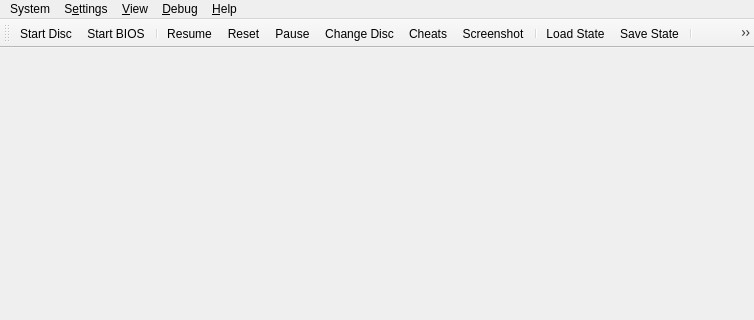
Above: src/duckstation-qt/mainwindow.ui from kofxi3584karlayang/duckstation before the change; both pictures show x 0 to 754 and y 0 to 320 of the 754 by 600 pixel window. Below: the same form after it.
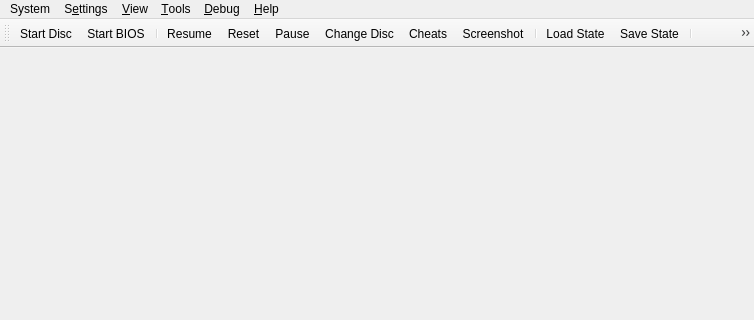
That is the form after the change. Icons and pictures are not drawn.

The edit to the form file:
```diff
--- a/src/duckstation-qt/mainwindow.ui
+++ b/src/duckstation-qt/mainwindow.ui
@@ -30,7 +30,7 @@
      <x>0</x>
      <y>0</y>
      <width>754</width>
-     <height>30</height>
+     <height>21</height>
     </rect>
    </property>
    <widget class="QMenu" name="menuSystem">
@@ -184,9 +184,16 @@
     <addaction name="actionViewGameList"/>
     <addaction name="actionViewSystemDisplay"/>
    </widget>
+   <widget class="QMenu" name="menu_Tools">
+    <property name="title">
+     <string>&amp;Tools</string>
+    </property>
+    <addaction name="actionMemory_Card_Editor"/>
+   </widget>
    <addaction name="menuSystem"/>
    <addaction name="menuSettings"/>
    <addaction name="menu_View"/>
+   <addaction name="menu_Tools"/>
    <addaction name="menuDebug"/>
    <addaction name="menuHelp"/>
   </widget>
```
Left out of the diff: 69 changed lines with no effect on the pictures.
